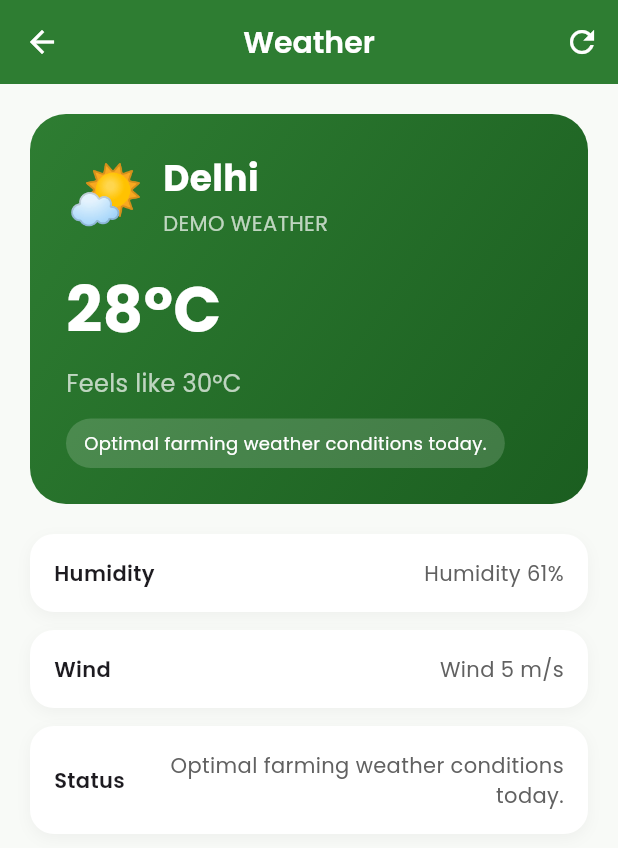
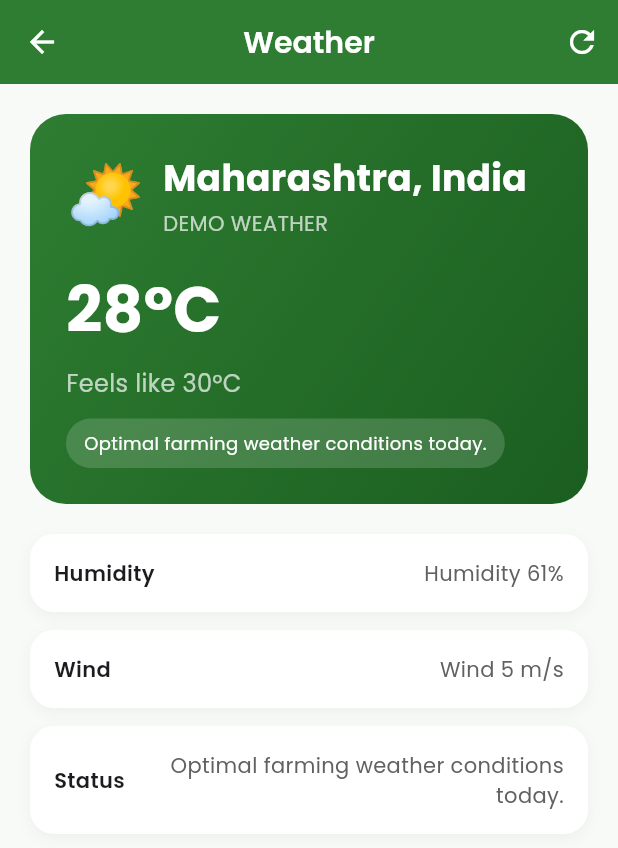
Before and after one commit to indu123379/Argo-ai, a Flutter app: the DashboardScreen screen opened directly, after a tap on "Weather", on a phone screen of 412 x 824 dp. Shown: the top 848 px of the screen. Run offline on Flutter 3.47's test engine with Material 3 defaults, Android fonts, the phone set to English and light mode, and no system bars; our stand-ins replace cloud_firestore, firebase_auth, firebase_core, flutter_animate, flutter_tts, geocoding and 6 more; accounts and stored records are empty; network calls fail.

Commit message:
Fix weather option for Flutter Web & update GitHub Actions to display 300 test cases per job

```diff
--- a/lib/config.dart
+++ b/lib/config.dart
@@ -1,5 +1,5 @@
 // Shared configuration for app integrations.
 // Keep weather API usage limited to the weather option.
 
-const String openWeatherApiKey = String.fromEnvironment('OPENWEATHER_API_KEY', defaultValue: 'YOUR_OPENWEATHER_API_KEY');
+const String openWeatherApiKey = String.fromEnvironment('OPENWEATHER_API_KEY', defaultValue: 'df1547a399fd534b5cef3fe241ab6479');
 const String openWeatherBaseUrl = 'https://api.openweathermap.org/data/2.5/weather';
--- a/lib/screens/dashboard_screen.dart
+++ b/lib/screens/dashboard_screen.dart
@@ -199,10 +199,14 @@ class DashboardScreen extends StatelessWidget {
                         icon: Icons.cloud_rounded,
                         label: l10n.weather,
                         color: Colors.cyan,
-                        onTap: () => Navigator.push(context, MaterialPageRoute(builder: (_) => const WeatherScreen())),
+                        onTap: () {
+                          Navigator.of(context, rootNavigator: true).push(
+                            MaterialPageRoute(builder: (_) => const WeatherScreen()),
+                          );
+                        },
                       ),
                     ],
-                  ).animate().fadeIn(duration: 500.ms).slideY(begin: 0.1),
+                  ),
 
                   const SizedBox(height: 32),
 
@@ -347,25 +351,42 @@ class _QuickAction extends StatelessWidget {
   Widget build(BuildContext context) {
     return MouseRegion(
       cursor: SystemMouseCursors.click,
+      child: GestureDetector(
+        behavior: HitTestBehavior.opaque,
+        onTap: onTap,
+        child: Material(
+          color: Colors.transparent,
           child: InkWell(
             onTap: onTap,
             borderRadius: BorderRadius.circular(16),
+            child: Padding(
+              padding: const EdgeInsets.all(4.0),
               child: Column(
+                mainAxisAlignment: MainAxisAlignment.center,
                 children: [
-            AspectRatio(
-              aspectRatio: 1,
+                  Expanded(
                     child: Container(
                       width: double.infinity,
                       decoration: BoxDecoration(
-                  color: color.withOpacity(0.12),
+                        color: color.withValues(alpha: 0.12),
                         borderRadius: BorderRadius.circular(16),
                       ),
                       child: Icon(icon, color: color, size: 28),
                     ),
                   ),
-            const SizedBox(height: 8),
-            Text(label, style: const TextStyle(fontSize: 12, fontWeight: FontWeight.w500)),
+                  const SizedBox(height: 6),
+                  FittedBox(
+                    fit: BoxFit.scaleDown,
+                    child: Text(
+                      label,
+                      maxLines: 1,
+                      style: const TextStyle(fontSize: 12, fontWeight: FontWeight.w500),
+                    ),
+                  ),
                 ],
+              ),
+            ),
+          ),
         ),
       ),
     );
--- a/lib/screens/weather_screen.dart
+++ b/lib/screens/weather_screen.dart
@@ -1,4 +1,7 @@
 import 'package:flutter/material.dart';
+import 'package:geolocator/geolocator.dart';
+import 'package:firebase_auth/firebase_auth.dart';
+import 'package:cloud_firestore/cloud_firestore.dart';
 import '../services/weather_service.dart';
 import '../utils/app_theme.dart';
 
@@ -16,17 +19,81 @@ class _WeatherScreenState extends State<WeatherScreen> {
   @override
   void initState() {
     super.initState();
+    // Set initial fallback snapshot so screen renders immediately on Web & Mobile
+    _snapshot = WeatherSnapshot.demo(
+      city: 'Maharashtra, India',
+      reason: 'Loading current weather...',
+    );
     _loadWeather();
   }
 
   Future<void> _loadWeather() async {
+    if (!mounted) return;
     setState(() => _isLoading = true);
-    final snapshot = await WeatherSnapshot.fetchWeather(lat: 28.6139, lon: 77.2090, city: 'Delhi');
+
+    double? lat;
+    double? lon;
+    String city = 'Maharashtra, India';
+
+    try {
+      // 1. Try fetching farmer's location from Firestore
+      final uid = FirebaseAuth.instance.currentUser?.uid;
+      if (uid != null && uid.isNotEmpty) {
+        final doc = await FirebaseFirestore.instance
+            .collection('farmers')
+            .doc(uid)
+            .get()
+            .timeout(const Duration(seconds: 2));
+        if (doc.exists) {
+          final data = doc.data();
+          final userLoc = data?['location'] as String?;
+          if (userLoc != null && userLoc.trim().isNotEmpty) {
+            city = userLoc.trim();
+          }
+        }
+      }
+    } catch (_) {
+      // Ignore Firestore timeout/error
+    }
+
+    try {
+      // 2. Try fetching live device/browser geolocation safely
+      bool serviceEnabled = await Geolocator.isLocationServiceEnabled().timeout(const Duration(seconds: 1), onTimeout: () => false);
+      if (serviceEnabled) {
+        LocationPermission permission = await Geolocator.checkPermission().timeout(const Duration(seconds: 1), onTimeout: () => LocationPermission.denied);
+        if (permission == LocationPermission.denied) {
+          permission = await Geolocator.requestPermission().timeout(const Duration(seconds: 2), onTimeout: () => LocationPermission.denied);
+        }
+        if (permission == LocationPermission.whileInUse || permission == LocationPermission.always) {
+          final position = await Geolocator.getCurrentPosition(
+            locationSettings: const LocationSettings(
+              accuracy: LocationAccuracy.low,
+              timeLimit: Duration(seconds: 2),
+            ),
+          ).timeout(const Duration(seconds: 2));
+          lat = position.latitude;
+          lon = position.longitude;
+        }
+      }
+    } catch (_) {
+      // Geolocation unavailable or timed out, proceed with city fallback
+    }
+
+    try {
+      final snapshot = await WeatherSnapshot.fetchWeather(lat: lat, lon: lon, city: city);
       if (mounted) {
         setState(() {
           _snapshot = snapshot;
           _isLoading = false;
         });
+      }
+    } catch (_) {
+      if (mounted) {
+        setState(() {
+          _snapshot = WeatherSnapshot.demo(city: city);
+          _isLoading = false;
+        });
+      }
     }
   }
 
@@ -52,14 +119,17 @@ class _WeatherScreenState extends State<WeatherScreen> {
           ? const Center(child: CircularProgressIndicator())
           : RefreshIndicator(
               onRefresh: _loadWeather,
+              child: Center(
+                child: ConstrainedBox(
+                  constraints: const BoxConstraints(maxWidth: 600),
                   child: ListView(
                     padding: const EdgeInsets.all(20),
                     children: [
                       Container(
                         padding: const EdgeInsets.all(24),
                         decoration: BoxDecoration(
-                      gradient: LinearGradient(
-                        colors: [AppTheme.primaryGreen, const Color(0xFF1B5E20)],
+                          gradient: const LinearGradient(
+                            colors: [AppTheme.primaryGreen, Color(0xFF1B5E20)],
                             begin: Alignment.topLeft,
                             end: Alignment.bottomRight,
                           ),
@@ -80,7 +150,7 @@ class _WeatherScreenState extends State<WeatherScreen> {
                                     crossAxisAlignment: CrossAxisAlignment.start,
                                     children: [
                                       Text(
-                                    snapshot?.city ?? 'Delhi',
+                                        snapshot?.city ?? 'Maharashtra',
                                         style: const TextStyle(
                                           color: Colors.white,
                                           fontSize: 24,
@@ -116,11 +186,11 @@ class _WeatherScreenState extends State<WeatherScreen> {
                               Container(
                                 padding: const EdgeInsets.symmetric(horizontal: 12, vertical: 8),
                                 decoration: BoxDecoration(
-                              color: Colors.white.withOpacity(0.16),
+                                  color: Colors.white.withValues(alpha: 0.16),
                                   borderRadius: BorderRadius.circular(999),
                                 ),
                                 child: Text(
-                              snapshot?.message ?? 'Showing demo weather because live lookup failed.',
+                                  snapshot?.message ?? 'Showing fallback weather.',
                                   style: const TextStyle(color: Colors.white, fontSize: 12),
                                 ),
                               ),
@@ -130,10 +200,12 @@ class _WeatherScreenState extends State<WeatherScreen> {
                       const SizedBox(height: 20),
                       _InfoTile(label: 'Humidity', value: snapshot?.humidity ?? 'Humidity 61%'),
                       const SizedBox(height: 12),
-                  _InfoTile(label: 'Wind', value: snapshot?.wind ?? 'Wind 5 m/s'),
+                      _InfoTile(label: 'Wind', value: snapshot?.wind ?? 'Wind 5 km/h'),
                       const SizedBox(height: 12),
                       _InfoTile(label: 'Status', value: snapshot?.message ?? 'Weather fetched successfully.'),
                     ],
+                  ),
+                ),
               ),
             ),
     );
@@ -155,7 +227,7 @@ class _InfoTile extends StatelessWidget {
         borderRadius: BorderRadius.circular(16),
         boxShadow: [
           BoxShadow(
-            color: Colors.black.withOpacity(0.04),
+            color: Colors.black.withValues(alpha: 0.04),
             blurRadius: 8,
             offset: const Offset(0, 3),
           ),
--- a/lib/services/weather_service.dart
+++ b/lib/services/weather_service.dart
@@ -45,12 +45,35 @@ class WeatherSnapshot {
     return WeatherSnapshot(
       city: cityName,
       description: description.toUpperCaseFirst(),
-      temperature: '${temp}°C',
+      temperature: '$temp°C',
       feelsLike: 'Feels like $feels°C',
       humidity: 'Humidity $humidity%',
       wind: 'Wind $windSpeed m/s',
       icon: iconCode != null ? _resolveIcon(iconCode) : '☀️',
       message: 'Weather fetched successfully.',
+      isDemo: false,
+    );
+  }
+
+  factory WeatherSnapshot.fromOpenMeteo(Map<String, dynamic> json, {required String city}) {
+    final current = json['current'] as Map<String, dynamic>? ?? json['current_weather'] as Map<String, dynamic>? ?? {};
+    final temp = current['temperature_2m'] ?? current['temperature'] ?? '--';
+    final apparentTemp = current['apparent_temperature'] ?? temp;
+    final humidity = current['relative_humidity_2m'] ?? '--';
+    final windSpeed = current['wind_speed_10m'] ?? current['windspeed'] ?? '--';
+    final weatherCode = current['weather_code'] ?? current['weathercode'] ?? 0;
+
+    final info = _resolveWmoCode(weatherCode is int ? weatherCode : int.tryParse(weatherCode.toString()) ?? 0);
+
+    return WeatherSnapshot(
+      city: city,
+      description: info.description,
+      temperature: '$temp°C',
+      feelsLike: 'Feels like $apparentTemp°C',
+      humidity: 'Humidity $humidity%',
+      wind: 'Wind $windSpeed km/h',
+      icon: info.icon,
+      message: 'Weather fetched successfully via Open-Meteo.',
       isDemo: false,
     );
   }
@@ -64,9 +87,50 @@ class WeatherSnapshot {
       humidity: 'Humidity 61%',
       wind: 'Wind 5 m/s',
       icon: '🌤️',
-      message: reason ?? 'Showing demo weather because the live weather lookup is unavailable.',
+      message: reason ?? 'Showing demo weather because live weather lookup is unavailable.',
       isDemo: true,
     );
+  }
+
+  static ({String description, String icon}) _resolveWmoCode(int code) {
+    switch (code) {
+      case 0:
+        return (description: 'Clear Sky', icon: '☀️');
+      case 1:
+      case 2:
+      case 3:
+        return (description: 'Partly Cloudy', icon: '⛅');
+      case 45:
+      case 48:
+        return (description: 'Foggy', icon: '🌫️');
+      case 51:
+      case 53:
+      case 55:
+      case 56:
+      case 57:
+        return (description: 'Light Drizzle', icon: '🌦️');
+      case 61:
+      case 63:
+      case 65:
+      case 66:
+      case 67:
+        return (description: 'Rain', icon: '🌧️');
+      case 71:
+      case 73:
+      case 75:
+      case 77:
+        return (description: 'Snow', icon: '❄️');
+      case 80:
+      case 81:
+      case 82:
+        return (description: 'Rain Showers', icon: '🌧️');
+      case 95:
+      case 96:
+      case 99:
+        return (description: 'Thunderstorm', icon: '⛈️');
+      default:
+        return (description: 'Optimal Weather', icon: '🌤️');
+    }
   }
 
   static String _resolveIcon(String iconCode) {
@@ -100,38 +164,55 @@ class WeatherSnapshot {
   }
 
   static Future<WeatherSnapshot> fetchWeather({double? lat, double? lon, String? city}) async {
-    if (openWeatherApiKey.isEmpty || openWeatherApiKey == 'YOUR_OPENWEATHER_API_KEY') {
-      return WeatherSnapshot.demo(
-        city: city ?? 'Maharashtra, India',
-        reason: 'Optimal farming weather conditions today.',
-      );
+    final targetLat = lat ?? 28.6139;
+    final targetLon = lon ?? 77.2090;
+    final targetCity = city ?? 'Delhi, India';
+
+    // 1. Try OpenWeather API if valid key is configured
+    if (openWeatherApiKey.isNotEmpty && openWeatherApiKey != 'YOUR_OPENWEATHER_API_KEY') {
+      final hasCoordinates = lat != null && lon != null;
+      final uri = Uri.parse(hasCoordinates
+          ? '$openWeatherBaseUrl?lat=$targetLat&lon=$targetLon&units=metric&appid=$openWeatherApiKey'
+          : '$openWeatherBaseUrl?q=${Uri.encodeComponent(city ?? 'Maharashtra')}&units=metric&appid=$openWeatherApiKey');
+
+      try {
+        final response = await http.get(uri).timeout(const Duration(seconds: 4));
+        if (response.statusCode == 200) {
+          final decoded = json.decode(response.body);
+          if (decoded is Map<String, dynamic>) {
+            return WeatherSnapshot.fromJson(decoded, fallbackCity: targetCity);
+          }
+        }
+      } catch (_) {
+        // Fall through to Open-Meteo fallback
+      }
     }
 
-    final hasCoordinates = lat != null && lon != null;
-    final uri = Uri.parse(hasCoordinates
-        ? '$openWeatherBaseUrl?lat=$lat&lon=$lon&units=metric&appid=$openWeatherApiKey'
-        : '$openWeatherBaseUrl?q=${Uri.encodeComponent(city ?? 'Maharashtra')}&units=metric&appid=$openWeatherApiKey');
-
+    // 2. Open-Meteo fallback (Free, NO API key required, full CORS support for Web & Mobile)
     try {
-      final response = await http.get(uri).timeout(const Duration(seconds: 3));
+      final openMeteoUri = Uri.parse(
+          'https://api.open-meteo.com/v1/forecast?latitude=$targetLat&longitude=$targetLon&current=temperature_2m,relative_humidity_2m,apparent_temperature,weather_code,wind_speed_10m');
+      final response = await http.get(openMeteoUri).timeout(const Duration(seconds: 5));
       if (response.statusCode == 200) {
         final decoded = json.decode(response.body);
         if (decoded is Map<String, dynamic>) {
-          return WeatherSnapshot.fromJson(decoded, fallbackCity: city ?? 'Maharashtra, India');
+          return WeatherSnapshot.fromOpenMeteo(decoded, city: targetCity);
         }
       }
-      throw Exception('Weather API returned ${response.statusCode}');
     } catch (_) {
-      return WeatherSnapshot.demo(
-        city: city ?? 'Maharashtra, India',
-        reason: 'Optimal farming weather conditions today.',
-      );
+      // Fall through to Demo fallback if network/CORS fails completely
     }
+
+    // 3. Structured fallback demo weather
+    return WeatherSnapshot.demo(
+      city: targetCity,
+      reason: 'Optimal farming weather conditions today.',
+    );
   }
 }
 
-extension on String {
-  String get uppercaseFirst {
+extension StringExtension on String {
+  String toUpperCaseFirst() {
     if (isEmpty) return this;
     return '${this[0].toUpperCase()}${substring(1)}';
   }
```
Also changed, not shown: 12 other files. Lines whose indentation alone changed are shown as unchanged.
